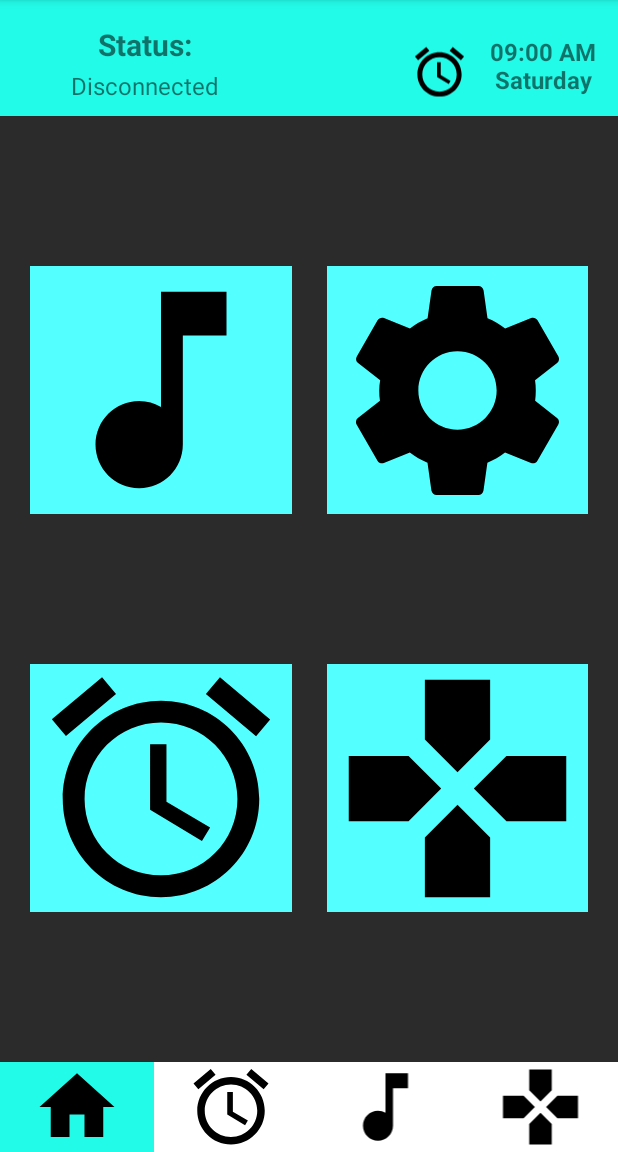
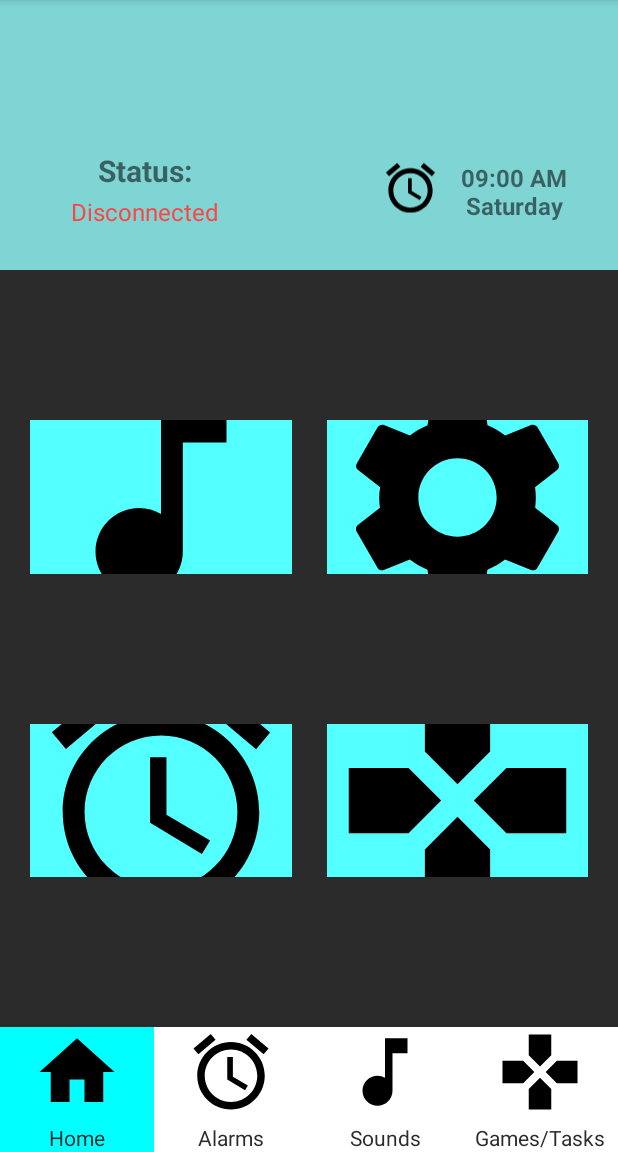
Before and after one commit to ChristosRomanos/AlarmEDMobileApp, an Android app built with Jetpack Compose: the screen it shows after launch (MainActivity), after a tap on an icon or button, on a phone screen of 412 x 824 dp, the part 84-1236 px from its top. Run offline under Robolectric (Android 15) with nearby library versions, the light colour scheme and no system bars.

Commit message:
ui ok.xml update

```diff
--- a/app/src/main/java/com/example/alarmedmobileapp/MainActivity.kt
+++ b/app/src/main/java/com/example/alarmedmobileapp/MainActivity.kt
@@ -70,8 +70,10 @@ class MainActivity : AppCompatActivity() {
     }
 
     fun normalFlow() {
-        setContentView(R.layout.ok)
-        var button = findViewById<ImageButton>(R.id.btnMain)
+        setContentView(R.layout.ok_alternative)
+        var layout = findViewById<LinearLayout>(R.id.home_container)
+        var button=findViewById<ImageButton>(R.id.btnMain)
+        layout.setBackgroundColor(Color.CYAN)
         button.isClickable = false
         var recent: Alarm
         var sampleAlarmLists = loadAlarmLists(this)
@@ -140,38 +142,38 @@ class MainActivity : AppCompatActivity() {
         viewPager2.currentItem=0
         // Set up footer button click listeners
         findViewById<ImageButton>(R.id.btnMain).setOnClickListener {
-            var grey_color = it.background
-            button.background = grey_color
+            layout.setBackgroundColor(Color.WHITE)
             button.isClickable = true
             button = it as ImageButton
-            button.background = cyan_color
+            layout=findViewById(R.id.home_container)
+            layout.setBackgroundColor(Color.CYAN)
             button.isClickable = false
             viewPager2.currentItem = 0  // Go to MainFragment
         }
         findViewById<ImageButton>(R.id.btnAlarm).setOnClickListener {
-            var grey_color = it.background
-            button.background = grey_color
+            layout.setBackgroundColor(Color.WHITE)
             button.isClickable = true
             button = it as ImageButton
-            button.background = cyan_color
+            layout=findViewById(R.id.alarm_container)
+            layout.setBackgroundColor(Color.CYAN)
             button.isClickable = false
             viewPager2.currentItem = 1  // Go to AlarmFragment
         }
         findViewById<ImageButton>(R.id.btnSounds).setOnClickListener {
-            var grey_color = it.background
-            button.background = grey_color
+            layout.setBackgroundColor(Color.WHITE)
             button.isClickable = true
             button = it as ImageButton
-            button.background = cyan_color
+            layout=findViewById(R.id.sounds_container)
+            layout.setBackgroundColor(Color.CYAN)
             button.isClickable = false
             viewPager2.currentItem = 2  // Go to SoundsFragment
         }
         findViewById<ImageButton>(R.id.btnEmergency).setOnClickListener {
-            var grey_color = it.background
-            button.background = grey_color
+            layout.setBackgroundColor(Color.WHITE)
             button.isClickable = true
             button = it as ImageButton
-            button.background = cyan_color
+            layout=findViewById(R.id.games_container)
+            layout.setBackgroundColor(Color.CYAN)
             button.isClickable = false
             viewPager2.currentItem = 3  // Go to EmergencyFragment
         }
--- a/app/src/main/res/layout/ok.xml
+++ b/app/src/main/res/layout/ok.xml
@@ -11,7 +11,7 @@
         android:id="@+id/header"
         android:layout_width="0dp"
         android:layout_height="77dp"
-        android:background="#22FBE8"
+        android:background="#7FD4D4"
         android:gravity="center"
         android:padding="10dp"
         android:textColor="@android:color/white"
@@ -50,7 +50,7 @@
             android:layout_width="0dp"
             android:layout_height="60dp"
             android:layout_weight="1"
-            android:background="#22FBE8"
+            android:background="#7FD4D4"
             android:scaleType="fitCenter"
             android:src="@drawable/baseline_home_24" />
 
@@ -114,6 +114,7 @@
         android:layout_marginStart="40dp"
         android:gravity="center"
         android:text="Disconnected"
+        android:textColor="#FF4444"
         android:textSize="16sp"
         app:layout_constraintStart_toStartOf="@+id/header"
         app:layout_constraintTop_toBottomOf="@+id/textView" />
--- /dev/null
+++ b/app/src/main/res/layout/ok_alternative.xml
@@ -0,0 +1,202 @@
+<?xml version="1.0" encoding="utf-8"?>
+<androidx.constraintlayout.widget.ConstraintLayout
+    xmlns:android="http://schemas.android.com/apk/res/android"
+    xmlns:app="http://schemas.android.com/apk/res-auto"
+    xmlns:tools="http://schemas.android.com/tools"
+    android:layout_width="match_parent"
+    android:layout_height="match_parent"
+    >
+
+    <TextView
+        android:id="@+id/header"
+        android:layout_width="match_parent"
+        android:layout_height="180dp"
+        android:background="#7FD4D4"
+        android:gravity="center"
+        android:padding="10dp"
+        android:textColor="@android:color/white"
+        android:textSize="20sp"
+        app:layout_constraintEnd_toEndOf="parent"
+        app:layout_constraintHorizontal_bias="0.0"
+        app:layout_constraintStart_toStartOf="parent"
+        app:layout_constraintTop_toTopOf="parent" />
+
+    <androidx.viewpager2.widget.ViewPager2
+        android:id="@+id/viewPager"
+        android:layout_width="0dp"
+        android:layout_height="0dp"
+        app:layout_constraintBottom_toTopOf="@+id/footer"
+        app:layout_constraintEnd_toEndOf="parent"
+        app:layout_constraintHorizontal_bias="0.0"
+        app:layout_constraintStart_toStartOf="parent"
+        app:layout_constraintTop_toBottomOf="@+id/header"
+        app:layout_constraintVertical_bias="0.0" />
+
+    <LinearLayout
+        android:id="@+id/footer"
+        android:layout_width="match_parent"
+        android:layout_height="wrap_content"
+        android:orientation="vertical"
+        android:background="#FFFFFF"
+        android:elevation="8dp"
+        app:layout_constraintBottom_toBottomOf="parent"
+        app:layout_constraintStart_toStartOf="parent"
+        app:layout_constraintEnd_toEndOf="parent">
+
+        <LinearLayout
+            android:layout_width="match_parent"
+            android:layout_height="wrap_content"
+            android:orientation="horizontal">
+
+            <LinearLayout
+                android:id="@+id/home_container"
+                android:layout_width="0dp"
+                android:layout_height="wrap_content"
+                android:layout_weight="1"
+                android:gravity="center"
+                android:orientation="vertical">
+
+                <ImageButton
+                    android:id="@+id/btnMain"
+                    android:layout_width="60dp"
+                    android:layout_height="60dp"
+                    android:background="@android:color/transparent"
+                    android:scaleType="fitCenter"
+                    android:src="@drawable/baseline_home_24"
+                    app:tint="#000000" />
+
+                <TextView
+                    android:layout_width="wrap_content"
+                    android:layout_height="wrap_content"
+                    android:layout_marginTop="4dp"
+                    android:text="Home"
+                    android:textColor="#2B2B2B" />
+            </LinearLayout>
+
+            <LinearLayout
+                android:id="@+id/alarm_container"
+                android:layout_width="0dp"
+                android:layout_height="wrap_content"
+                android:layout_weight="1"
+                android:gravity="center"
+                android:orientation="vertical">
+
+                <ImageButton
+                    android:id="@+id/btnAlarm"
+                    android:layout_width="60dp"
+                    android:layout_height="60dp"
+                    android:background="@android:color/transparent"
+                    android:scaleType="fitCenter"
+                    android:src="@drawable/baseline_alarm_24"
+                    app:tint="#000000" />
+
+                <TextView
+                    android:layout_width="wrap_content"
+                    android:layout_height="wrap_content"
+                    android:layout_marginTop="4dp"
+                    android:text="Alarms"
+                    android:textColor="#2B2B2B" />
+            </LinearLayout>
+
+            <LinearLayout
+                android:id="@+id/sounds_container"
+                android:layout_width="0dp"
+                android:layout_height="wrap_content"
+                android:layout_weight="1"
+                android:gravity="center"
+                android:orientation="vertical">
+
+                <ImageButton
+                    android:id="@+id/btnSounds"
+                    android:layout_width="60dp"
+                    android:layout_height="60dp"
+                    android:background="@android:color/transparent"
+                    android:scaleType="fitCenter"
+                    android:src="@drawable/baseline_music_note_24"
+                    app:tint="#000000" />
+
+                <TextView
+                    android:layout_width="wrap_content"
+                    android:layout_height="wrap_content"
+                    android:layout_marginTop="4dp"
+                    android:text="Sounds"
+                    android:textColor="#2B2B2B" />
+            </LinearLayout>
+
+            <LinearLayout
+                android:id="@+id/games_container"
+                android:layout_width="0dp"
+                android:layout_height="wrap_content"
+                android:layout_weight="1"
+                android:gravity="center"
+                android:orientation="vertical">
+
+                <ImageButton
+                    android:id="@+id/btnEmergency"
+                    android:layout_width="60dp"
+                    android:layout_height="60dp"
+                    android:background="@android:color/transparent"
+                    android:scaleType="fitCenter"
+                    android:src="@drawable/baseline_games_24"
+                    app:tint="#000000" />
+
+                <TextView
+                    android:layout_width="wrap_content"
+                    android:layout_height="wrap_content"
+                    android:layout_marginTop="4dp"
+                    android:text="Games/Tasks"
+                    android:textColor="#2B2B2B" />
+            </LinearLayout>
+        </LinearLayout>
+
+    </LinearLayout>
+
+    <TextView
+        android:id="@+id/textView"
+        android:layout_width="114dp"
+        android:layout_height="27dp"
+        android:layout_marginStart="40dp"
+        android:layout_marginTop="100dp"
+        android:gravity="center"
+        android:text="Status:"
+        android:textSize="20sp"
+        android:textStyle="bold"
+        app:layout_constraintStart_toStartOf="parent"
+        app:layout_constraintTop_toTopOf="@+id/header" />
+
+    <TextView
+        android:id="@+id/textView2"
+        android:layout_width="99dp"
+        android:layout_height="55dp"
+        android:layout_marginTop="100dp"
+        android:gravity="center"
+        android:text="No Alarm"
+        android:textSize="16sp"
+        android:textStyle="bold"
+        app:layout_constraintStart_toEndOf="@+id/imageView2"
+        app:layout_constraintTop_toTopOf="parent" />
+
+    <TextView
+        android:id="@+id/textView6"
+        android:layout_width="114dp"
+        android:layout_height="27dp"
+        android:layout_marginStart="40dp"
+        android:gravity="center"
+        android:text="Disconnected"
+        android:textColor="#FF4444"
+        android:textSize="16sp"
+        app:layout_constraintStart_toStartOf="@+id/header"
+        app:layout_constraintTop_toBottomOf="@+id/textView" />
+
+    <ImageView
+        android:id="@+id/imageView2"
+        android:layout_width="39dp"
+        android:layout_height="40dp"
+        android:layout_marginStart="100dp"
+        android:layout_marginTop="105dp"
+
+        app:layout_constraintStart_toEndOf="@+id/textView"
+        app:layout_constraintTop_toTopOf="parent"
+        app:srcCompat="@drawable/baseline_alarm_24" />
+
+</androidx.constraintlayout.widget.ConstraintLayout>
```
